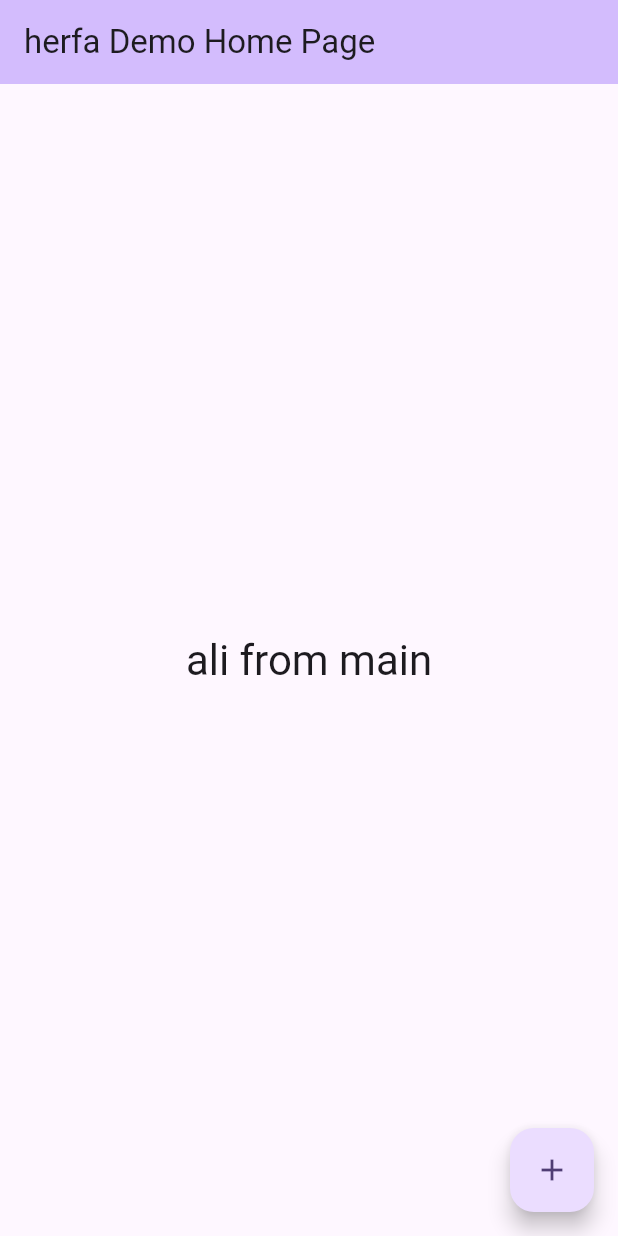
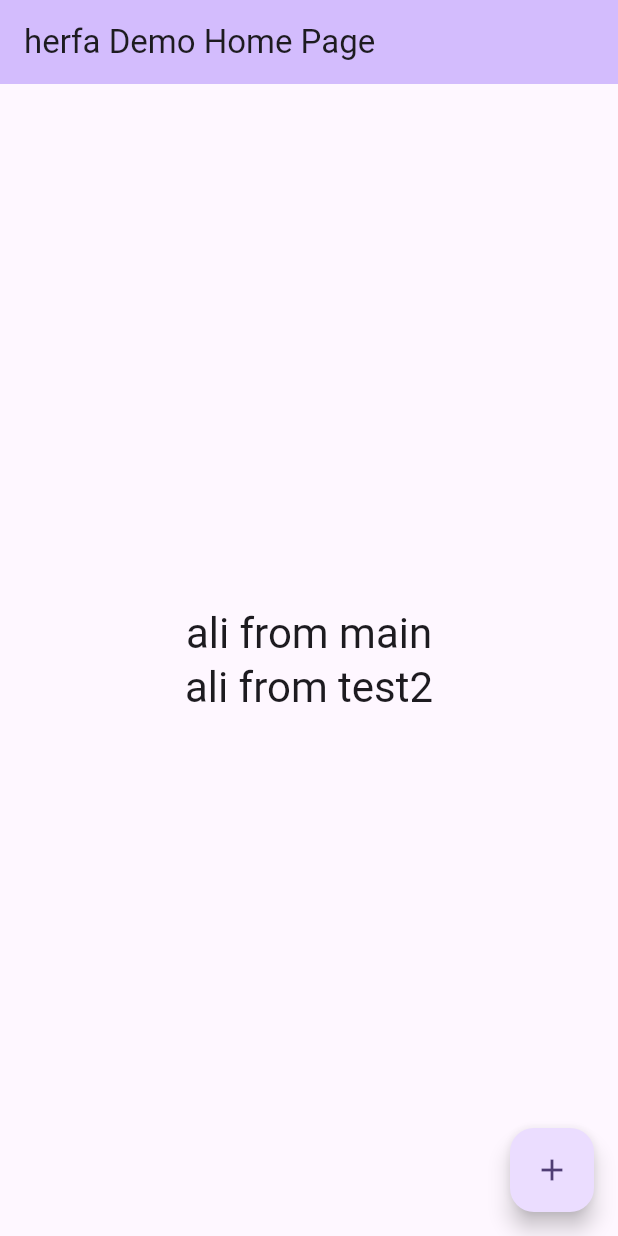
Before and after one commit to alilotfy4321/herfa, a Flutter app: the screen it shows after launch, on a phone screen of 412 x 824 dp. Run offline on Flutter 3.47's test engine with Material 3 defaults, Android fonts, the phone set to English and light mode, and no system bars.

Commit message:
add ali from tes2

```diff
--- a/lib/main.dart
+++ b/lib/main.dart
@@ -66,6 +66,11 @@
 
               style: Theme.of(context).textTheme.headlineMedium,
             ),
+            Text(
+              'ali from test2',
+
+              style: Theme.of(context).textTheme.headlineMedium,
+            ),
 
           ],
         ),
```
